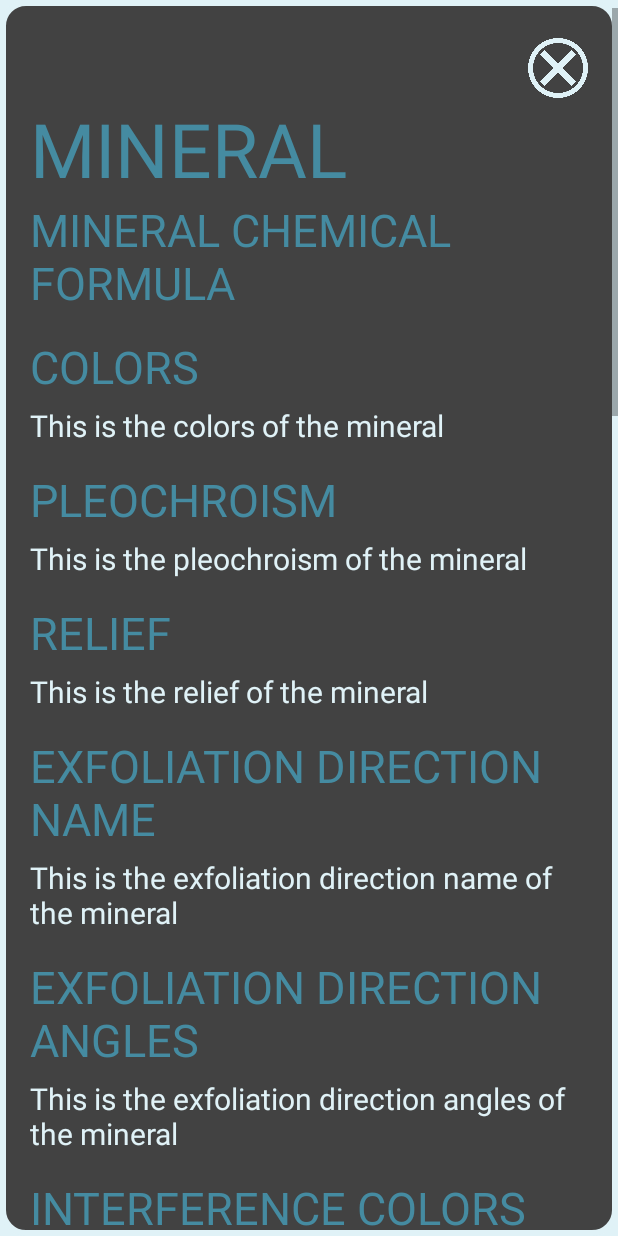
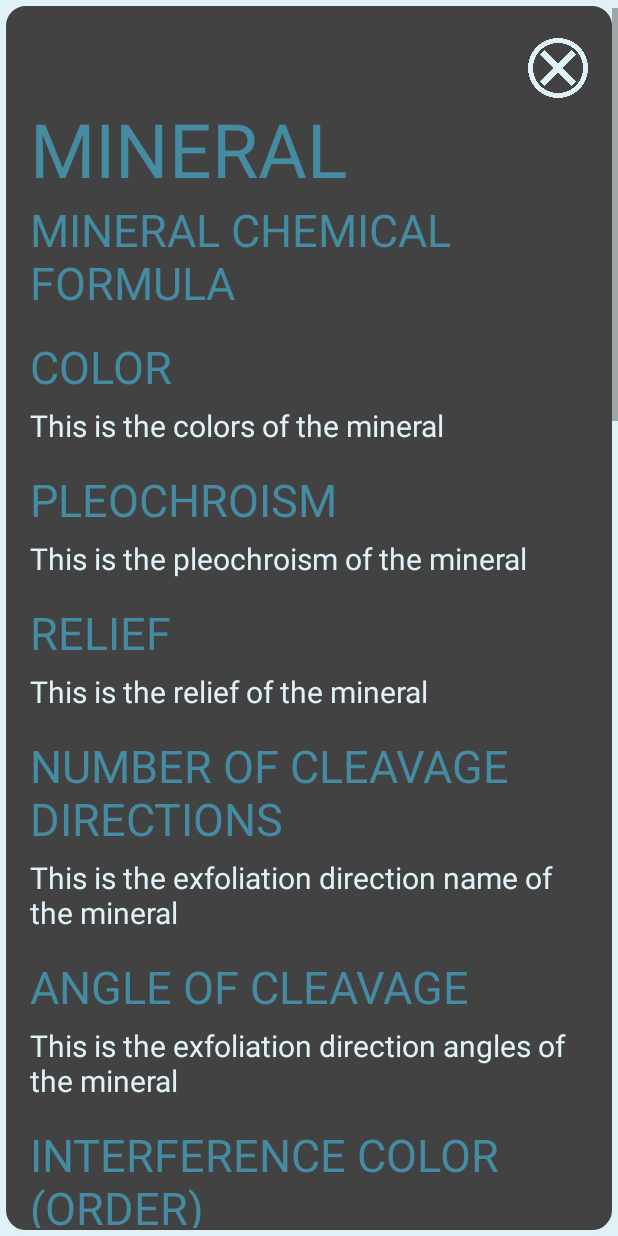
Before and after one commit to noahalerm/Minescope, an Android app: the fragment MineralFragment shown on its own in the app's theme, on a phone screen of 412 x 824 dp. Run offline under Robolectric (Android 15) with nearby library versions, the light colour scheme and no system bars; 1 statement that could not run was skipped.

Commit message:
Translations Update

```diff
--- a/app/src/main/java/com/itb/minescope/ui/adapters/FilterOptionsAdapter.kt
+++ b/app/src/main/java/com/itb/minescope/ui/adapters/FilterOptionsAdapter.kt
@@ -77,7 +77,7 @@
                 optionText.setTextColor(Color.parseColor("#a85f27"))
             if (option.name == "Gray")
                 optionText.setTextColor(Color.parseColor("#8a8a8a"))
-            if (filter == "Relief") {
+            if (filter == optionText.context.getString(R.string.relief)) {
                 if (option.name == "High")
                     optionText.setTypeface(textView.typeface, Typeface.BOLD)
                 else if (option.name == "Low")
--- a/app/src/main/java/com/itb/minescope/ui/viewmodel/MinescopeViewModel.kt
+++ b/app/src/main/java/com/itb/minescope/ui/viewmodel/MinescopeViewModel.kt
@@ -14,8 +14,6 @@
     var opaqueMineralsList = mutableListOf<OpaqueMineral>()
     var samplesOfTransparentMineralList = mutableListOf<TransparentMineralSample>()
     var samplesOfOpaqueMineralList = mutableListOf<OpaqueMineralSample>()
-    var langList = mutableListOf<String>("Español","Ingles","Catalán")
-
 
     //Live Data
     var transparentMineralsListLD = MutableLiveData<MutableList<TransparentMineral>>()
--- a/app/src/main/res/layout-land/fragment_mineral.xml
+++ b/app/src/main/res/layout-land/fragment_mineral.xml
@@ -62,7 +62,8 @@
             app:layout_constraintStart_toStartOf="parent"
             app:layout_constraintTop_toBottomOf="@+id/mineral_chemical_formula"
             tools:ignore="HardcodedText"
-            android:text="COLORS" />
+            android:textAllCaps="true"
+            android:text="@string/color" />
 
         <TextView
             android:id="@+id/mineral_colors"
@@ -90,7 +91,8 @@
             app:layout_constraintStart_toStartOf="parent"
             app:layout_constraintTop_toBottomOf="@+id/mineral_colors"
             tools:ignore="HardcodedText"
-            android:text="PLEOCHROISM" />
+            android:textAllCaps="true"
+            android:text="@string/pleochroism" />
 
         <TextView
             android:id="@+id/mineral_pleochroism"
@@ -118,7 +120,8 @@
             app:layout_constraintStart_toStartOf="parent"
             app:layout_constraintTop_toBottomOf="@+id/mineral_pleochroism"
             tools:ignore="HardcodedText"
-            android:text="RELIEF" />
+            android:textAllCaps="true"
+            android:text="@string/relief"/>
 
         <TextView
             android:id="@+id/mineral_relief"
@@ -146,7 +149,8 @@
             app:layout_constraintStart_toStartOf="parent"
             app:layout_constraintTop_toBottomOf="@+id/mineral_relief"
             tools:ignore="HardcodedText"
-            android:text="EXFOLIATION DIRECTION NAME" />
+            android:textAllCaps="true"
+            android:text="@string/num_cleavage_directions"/>
 
         <TextView
             android:id="@+id/mineral_exfoliation_direction_name"
@@ -174,7 +178,8 @@
             app:layout_constraintStart_toStartOf="parent"
             app:layout_constraintTop_toBottomOf="@+id/mineral_exfoliation_direction_name"
             tools:ignore="HardcodedText"
-            android:text="EXFOLIATION DIRECTION ANGLES" />
+            android:textAllCaps="true"
+            android:text="@string/angle_cleavage" />
 
         <TextView
             android:id="@+id/mineral_exfoliation_direction_angles"
@@ -202,7 +207,8 @@
             app:layout_constraintStart_toStartOf="parent"
             app:layout_constraintTop_toBottomOf="@+id/mineral_exfoliation_direction_angles"
             tools:ignore="HardcodedText"
-            android:text="INTERFERENCE COLORS ORDER" />
+            android:textAllCaps="true"
+            android:text="@string/interference_color_order" />
 
         <TextView
             android:id="@+id/mineral_interference_colors_order"
@@ -230,7 +236,8 @@
             app:layout_constraintStart_toStartOf="parent"
             app:layout_constraintTop_toBottomOf="@+id/mineral_interference_colors_order"
             tools:ignore="HardcodedText"
-            android:text="EXTINTION" />
+            android:textAllCaps="true"
+            android:text="@string/extinction" />
 
         <TextView
             android:id="@+id/mineral_extintion"
@@ -258,7 +265,8 @@
             app:layout_constraintStart_toStartOf="parent"
             app:layout_constraintTop_toBottomOf="@+id/mineral_extintion"
             tools:ignore="HardcodedText"
-            android:text="TWINNING" />
+            android:textAllCaps="true"
+            android:text="@string/twinning" />
 
         <TextView
             android:id="@+id/mineral_twinning"
@@ -286,7 +294,8 @@
             app:layout_constraintStart_toStartOf="parent"
             app:layout_constraintTop_toBottomOf="@+id/mineral_twinning"
             tools:ignore="HardcodedText"
-            android:text="INTERFERENCE FIGURE" />
+            android:textAllCaps="true"
+            android:text="@string/interference_figure" />
 
         <TextView
             android:id="@+id/mineral_interference_figure"
@@ -314,7 +323,8 @@
             app:layout_constraintStart_toStartOf="parent"
             app:layout_constraintTop_toBottomOf="@+id/mineral_interference_figure"
             tools:ignore="HardcodedText"
-            android:text="OPTIC SIGN" />
+            android:textAllCaps="true"
+            android:text="@string/optical_sign" />
 
         <TextView
             android:id="@+id/mineral_optic_sign"
@@ -342,7 +352,8 @@
             app:layout_constraintStart_toStartOf="parent"
             app:layout_constraintTop_toBottomOf="@+id/mineral_optic_sign"
             tools:ignore="HardcodedText"
-            android:text="CRYSTAL SHAPE" />
+            android:textAllCaps="true"
+            android:text="@string/crystal_shape" />
 
         <TextView
             android:id="@+id/mineral_crystal_shape"
@@ -370,7 +381,8 @@
             app:layout_constraintStart_toStartOf="parent"
             app:layout_constraintTop_toBottomOf="@+id/mineral_crystal_shape"
             tools:ignore="HardcodedText"
-            android:text="ALTERATION" />
+            android:textAllCaps="true"
+            android:text="@string/alteration" />
 
         <TextView
             android:id="@+id/mineral_alteration"
@@ -398,7 +410,8 @@
             app:layout_constraintStart_toStartOf="parent"
             app:layout_constraintTop_toBottomOf="@+id/mineral_alteration"
             tools:ignore="HardcodedText"
-            android:text="ZONING" />
+            android:textAllCaps="true"
+            android:text="@string/zonation"/>
 
         <TextView
             android:id="@+id/mineral_zoning"
@@ -426,7 +439,8 @@
             app:layout_constraintStart_toStartOf="parent"
             app:layout_constraintTop_toBottomOf="@+id/mineral_zoning"
             tools:ignore="HardcodedText"
-            android:text="EXFOLIATION" />
+            android:textAllCaps="true"
+            android:text="@string/cleavage" />
 
         <TextView
             android:id="@+id/mineral_exfoliation"
@@ -456,7 +470,8 @@
             app:layout_constraintStart_toStartOf="parent"
             app:layout_constraintTop_toBottomOf="@+id/mineral_exfoliation"
             tools:ignore="HardcodedText"
-            android:text="REFLECTIVITY" />
+            android:textAllCaps="true"
+            android:text="@string/reflectance"/>
 
         <TextView
             android:id="@+id/mineral_reflectivity"
@@ -484,7 +499,8 @@
             app:layout_constraintStart_toStartOf="parent"
             app:layout_constraintTop_toBottomOf="@+id/mineral_reflectivity"
             tools:ignore="HardcodedText"
-            android:text="HARDNESS" />
+            android:textAllCaps="true"
+            android:text="@string/polishing_hardness"/>
 
         <TextView
             android:id="@+id/mineral_hardness"
@@ -512,7 +528,8 @@
             app:layout_constraintStart_toStartOf="parent"
             app:layout_constraintTop_toBottomOf="@+id/mineral_hardness"
             tools:ignore="HardcodedText"
-            android:text="ANISOTROPY" />
+            android:textAllCaps="true"
+            android:text="@string/anisotropism"/>
 
         <TextView
             android:id="@+id/mineral_anisotropy"
@@ -540,7 +557,8 @@
             app:layout_constraintStart_toStartOf="parent"
             app:layout_constraintTop_toBottomOf="@+id/mineral_anisotropy"
             tools:ignore="HardcodedText"
-            android:text="INTERFERENCE COLORS" />
+            android:textAllCaps="true"
+            android:text="@string/interference_colors" />
 
         <TextView
             android:id="@+id/mineral_interference_colors"
@@ -568,7 +586,8 @@
             app:layout_constraintStart_toStartOf="parent"
             app:layout_constraintTop_toBottomOf="@+id/mineral_interference_colors"
             tools:ignore="HardcodedText"
-            android:text="INTERNAL REFLECTIONS" />
+            android:textAllCaps="true"
+            android:text="@string/internal_reflections" />
 
         <TextView
             android:id="@+id/mineral_internal_reflections"
@@ -596,7 +615,8 @@
             app:layout_constraintStart_toStartOf="parent"
             app:layout_constraintTop_toBottomOf="@+id/mineral_internal_reflections"
             tools:ignore="HardcodedText"
-            android:text="CLEAVAGE" />
+            android:textAllCaps="true"
+            android:text="@string/polishing_cleavage" />
 
         <TextView
             android:id="@+id/mineral_cleavage"
@@ -624,7 +644,8 @@
             app:layout_constraintStart_toStartOf="parent"
             app:layout_constraintTop_toBottomOf="@+id/mineral_cleavage"
             tools:ignore="HardcodedText"
-            android:text="ASOCIATED MINERALS" />
+            android:textAllCaps="true"
+            android:text="@string/associated_minerals"/>
 
         <TextView
             android:id="@+id/mineral_asociated_minerals"
@@ -647,7 +668,7 @@
             android:layout_marginStart="20dp"
             android:layout_marginTop="15dp"
             android:maxWidth="695dp"
-            android:text="PETROGRAPHIC MICROSCOPE"
+            android:text="@string/petrographic_microscope"
             android:textColor="?attr/colorSecondary"
             android:textSize="30sp"
             app:layout_constraintStart_toStartOf="parent"
--- a/app/src/main/res/layout/fragment_mineral.xml
+++ b/app/src/main/res/layout/fragment_mineral.xml
@@ -10,8 +10,7 @@
     <androidx.constraintlayout.widget.ConstraintLayout
         android:layout_width="match_parent"
         android:layout_height="wrap_content"
-        tools:ignore="ContentDescription"
-        >
+        tools:ignore="ContentDescription">
 
         <ImageView
             android:id="@+id/close_btn"
@@ -62,7 +61,8 @@
             app:layout_constraintStart_toStartOf="parent"
             app:layout_constraintTop_toBottomOf="@+id/mineral_chemical_formula"
             tools:ignore="HardcodedText"
-            android:text="COLORS" />
+            android:textAllCaps="true"
+            android:text="@string/color" />
 
         <TextView
             android:id="@+id/mineral_colors"
@@ -90,7 +90,8 @@
             app:layout_constraintStart_toStartOf="parent"
             app:layout_constraintTop_toBottomOf="@+id/mineral_colors"
             tools:ignore="HardcodedText"
-            android:text="PLEOCHROISM" />
+            android:textAllCaps="true"
+            android:text="@string/pleochroism" />
 
         <TextView
             android:id="@+id/mineral_pleochroism"
@@ -118,7 +119,8 @@
             app:layout_constraintStart_toStartOf="parent"
             app:layout_constraintTop_toBottomOf="@+id/mineral_pleochroism"
             tools:ignore="HardcodedText"
-            android:text="RELIEF" />
+            android:textAllCaps="true"
+            android:text="@string/relief" />
 
         <TextView
             android:id="@+id/mineral_relief"
@@ -146,7 +148,8 @@
             app:layout_constraintStart_toStartOf="parent"
             app:layout_constraintTop_toBottomOf="@+id/mineral_relief"
             tools:ignore="HardcodedText"
-            android:text="EXFOLIATION DIRECTION NAME" />
+            android:textAllCaps="true"
+            android:text="@string/num_cleavage_directions" />
 
         <TextView
             android:id="@+id/mineral_exfoliation_direction_name"
@@ -174,7 +177,8 @@
             app:layout_constraintStart_toStartOf="parent"
             app:layout_constraintTop_toBottomOf="@+id/mineral_exfoliation_direction_name"
             tools:ignore="HardcodedText"
-            android:text="EXFOLIATION DIRECTION ANGLES" />
+            android:textAllCaps="true"
+            android:text="@string/angle_cleavage" />
 
         <TextView
             android:id="@+id/mineral_exfoliation_direction_angles"
@@ -202,7 +206,8 @@
             app:layout_constraintStart_toStartOf="parent"
             app:layout_constraintTop_toBottomOf="@+id/mineral_exfoliation_direction_angles"
             tools:ignore="HardcodedText"
-            android:text="INTERFERENCE COLORS ORDER" />
+            android:textAllCaps="true"
+            android:text="@string/interference_color_order"/>
 
         <TextView
             android:id="@+id/mineral_interference_colors_order"
@@ -230,7 +235,8 @@
             app:layout_constraintStart_toStartOf="parent"
             app:layout_constraintTop_toBottomOf="@+id/mineral_interference_colors_order"
             tools:ignore="HardcodedText"
-            android:text="EXTINTION" />
+            android:textAllCaps="true"
+            android:text="@string/extinction" />
 
         <TextView
             android:id="@+id/mineral_extintion"
@@ -258,7 +264,8 @@
             app:layout_constraintStart_toStartOf="parent"
             app:layout_constraintTop_toBottomOf="@+id/mineral_extintion"
             tools:ignore="HardcodedText"
-            android:text="TWINNING" />
+            android:textAllCaps="true"
+            android:text="@string/twinning"/>
 
         <TextView
             android:id="@+id/mineral_twinning"
@@ -286,7 +293,8 @@
             app:layout_constraintStart_toStartOf="parent"
             app:layout_constraintTop_toBottomOf="@+id/mineral_twinning"
             tools:ignore="HardcodedText"
-            android:text="INTERFERENCE FIGURE" />
+            android:textAllCaps="true"
+            android:text="@string/interference_figure"/>
 
         <TextView
             android:id="@+id/mineral_interference_figure"
@@ -314,7 +322,8 @@
             app:layout_constraintStart_toStartOf="parent"
             app:layout_constraintTop_toBottomOf="@+id/mineral_interference_figure"
             tools:ignore="HardcodedText"
-            android:text="OPTIC SIGN" />
+            android:textAllCaps="true"
+            android:text="@string/optical_sign" />
 
         <TextView
             android:id="@+id/mineral_optic_sign"
@@ -342,7 +351,8 @@
             app:layout_constraintStart_toStartOf="parent"
             app:layout_constraintTop_toBottomOf="@+id/mineral_optic_sign"
             tools:ignore="HardcodedText"
-            android:text="CRYSTAL SHAPE" />
+            android:textAllCaps="true"
+            android:text="@string/crystal_shape" />
 
         <TextView
             android:id="@+id/mineral_crystal_shape"
@@ -370,7 +380,8 @@
             app:layout_constraintStart_toStartOf="parent"
             app:layout_constraintTop_toBottomOf="@+id/mineral_crystal_shape"
             tools:ignore="HardcodedText"
-            android:text="ALTERATION" />
+            android:textAllCaps="true"
+            android:text="@string/alteration" />
 
         <TextView
             android:id="@+id/mineral_alteration"
@@ -398,7 +409,8 @@
             app:layout_constraintStart_toStartOf="parent"
             app:layout_constraintTop_toBottomOf="@+id/mineral_alteration"
             tools:ignore="HardcodedText"
-            android:text="ZONING" />
+            android:textAllCaps="true"
+            android:text="@string/zonation" />
 
         <TextView
             android:id="@+id/mineral_zoning"
@@ -426,7 +438,8 @@
             app:layout_constraintStart_toStartOf="parent"
             app:layout_constraintTop_toBottomOf="@+id/mineral_zoning"
             tools:ignore="HardcodedText"
-            android:text="EXFOLIATION" />
+            android:textAllCaps="true"
+            android:text="@string/cleavage" />
 
         <TextView
             android:id="@+id/mineral_exfoliation"
@@ -456,7 +469,8 @@
             app:layout_constraintStart_toStartOf="parent"
             app:layout_constraintTop_toBottomOf="@+id/mineral_exfoliation"
             tools:ignore="HardcodedText"
-            android:text="REFLECTIVITY" />
+            android:textAllCaps="true"
+            android:text="@string/reflectance"/>
 
         <TextView
             android:id="@+id/mineral_reflectivity"
@@ -484,7 +498,8 @@
             app:layout_constraintStart_toStartOf="parent"
             app:layout_constraintTop_toBottomOf="@+id/mineral_reflectivity"
             tools:ignore="HardcodedText"
-            android:text="HARDNESS" />
+            android:textAllCaps="true"
+            android:text="@string/polishing_hardness" />
 
         <TextView
             android:id="@+id/mineral_hardness"
@@ -512,7 +527,8 @@
             app:layout_constraintStart_toStartOf="parent"
             app:layout_constraintTop_toBottomOf="@+id/mineral_hardness"
             tools:ignore="HardcodedText"
-            android:text="ANISOTROPY" />
+            android:textAllCaps="true"
+            android:text="@string/anisotropism" />
 
         <TextView
             android:id="@+id/mineral_anisotropy"
@@ -540,7 +556,8 @@
             app:layout_constraintStart_toStartOf="parent"
             app:layout_constraintTop_toBottomOf="@+id/mineral_anisotropy"
             tools:ignore="HardcodedText"
-            android:text="INTERFERENCE COLORS" />
+            android:textAllCaps="true"
+            android:text="@string/interference_colors" />
 
         <TextView
             android:id="@+id/mineral_interference_colors"
@@ -568,7 +585,8 @@
             app:layout_constraintStart_toStartOf="parent"
             app:layout_constraintTop_toBottomOf="@+id/mineral_interference_colors"
             tools:ignore="HardcodedText"
-            android:text="INTERNAL REFLECTIONS" />
+            android:textAllCaps="true"
+            android:text="@string/internal_reflections" />
 
         <TextView
             android:id="@+id/mineral_internal_reflections"
@@ -596,7 +614,8 @@
             app:layout_constraintStart_toStartOf="parent"
             app:layout_constraintTop_toBottomOf="@+id/mineral_internal_reflections"
             tools:ignore="HardcodedText"
-            android:text="CLEAVAGE" />
+            android:textAllCaps="true"
+            android:text="@string/polishing_cleavage" />
 
         <TextView
             android:id="@+id/mineral_cleavage"
@@ -624,7 +643,8 @@
             app:layout_constraintStart_toStartOf="parent"
             app:layout_constraintTop_toBottomOf="@+id/mineral_cleavage"
             tools:ignore="HardcodedText"
-            android:text="ASOCIATED MINERALS" />
+            android:textAllCaps="true"
+            android:text="@string/associated_minerals" />
 
         <TextView
             android:id="@+id/mineral_asociated_minerals"
@@ -647,7 +667,7 @@
             android:layout_marginStart="20dp"
             android:layout_marginTop="15dp"
             android:maxWidth="370dp"
-            android:text="PETROGRAPHIC MICROSCOPE"
+            android:text="@string/petrographic_microscope"
             android:textColor="?attr/colorSecondary"
             android:textSize="30sp"
             app:layout_constraintStart_toStartOf="parent"
--- a/app/src/main/res/values/strings.xml
+++ b/app/src/main/res/values/strings.xml
@@ -9,6 +9,11 @@
 
     //SEARCH
     <string name="search_bar">Search</string>
+
+    //LANGUAGES
+    <string name="en_lang">English</string>
+    <string name="es_lang">Spanish</string>
+    <string name="cat_lang">Catalan</string>
 
     //TABS
     <string name="transparent_tab">TRANSPARENT</string>
@@ -35,6 +40,26 @@
     <string name="interference_colors">Interference colors</string>
     <string name="internal_reflections">Internal reflections</string>
 
+    //FILTER OPTIONS
+
+    //Transparent
+
+    //Opaque
+
+    //MINERAL DATA
+    <string name="crystal_shape">Crystal\'s shape</string>
+    <string name="alteration">Alteration</string>
+    <string name="zonation">Zonation</string>
+    <string name="cleavage">Cleavage</string>
+    <string name="polishing_cleavage">Polishing cleavage</string>
+    <string name="associated_minerals">Associated minerals</string>
+
+    //SAMPLE DATA
+    <string name="abundance">Abundance</string>
+    <string name="other_minerals">Other minerals</string>
+    <string name="morphology">Morphology</string>
+
     //OTHERS
     <string name="language_input">Language</string>
+    <string name="petrographic_microscope">PETROGRAPHIC MICROSCOPE</string>
 </resources>
```
Also changed, not shown: app/src/main/java/com/itb/minescope/ui/views/SettingsFragment.kt (+8 -3 lines), app/src/main/res/layout-land/fragment_sample.xml (+38 -19 lines), app/src/main/res/layout/fragment_sample.xml (+38 -19 lines), 1 other file.
